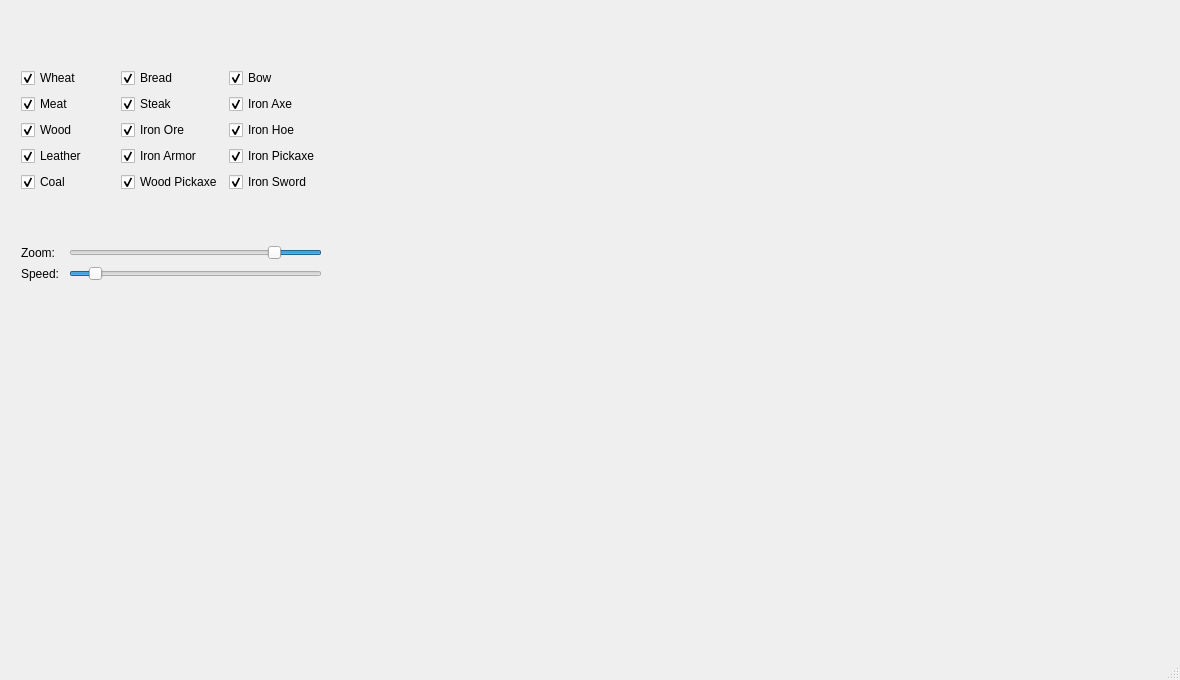
Old version of the form EconomicEngineDebugGUI/EconomicEngineDebugGUI.ui in the repository ZeCroque/EconomicEngine.
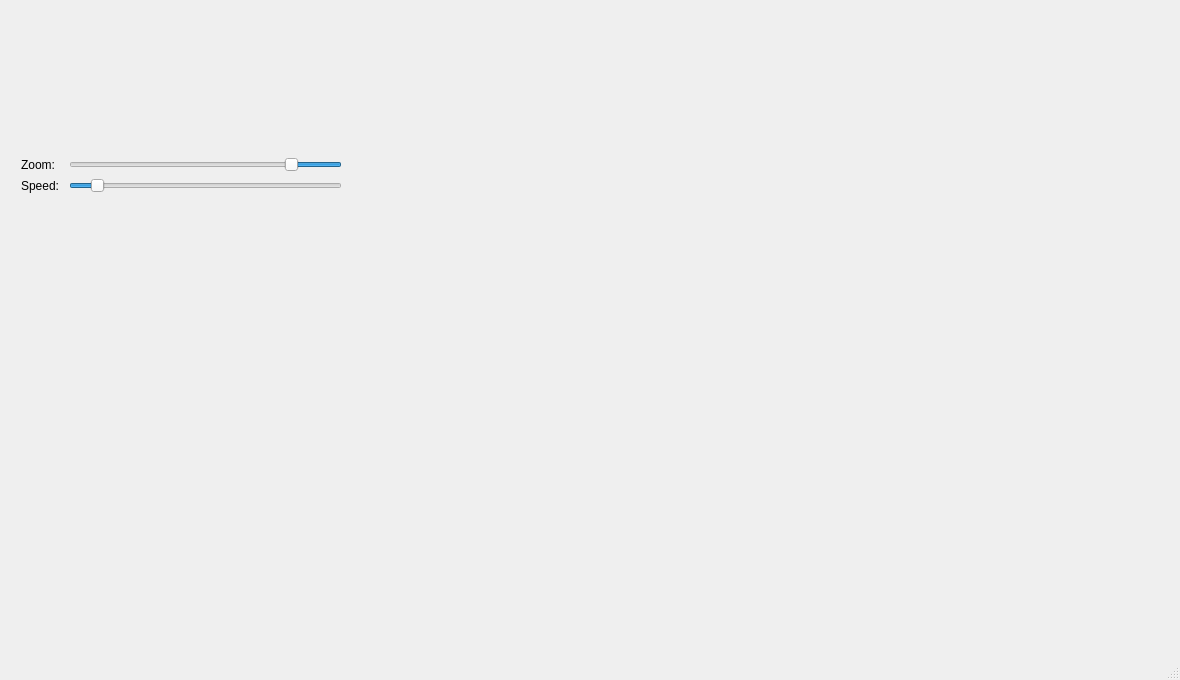
New version of the form. Custom widgets are drawn as their Qt base class.

```diff
--- a/EconomicEngineDebugGUI/EconomicEngineDebugGUI.ui
+++ b/EconomicEngineDebugGUI/EconomicEngineDebugGUI.ui
@@ -37,7 +37,7 @@
      <rect>
       <x>10</x>
       <y>10</y>
-      <width>1159</width>
+      <width>1179</width>
       <height>341</height>
      </rect>
     </property>
@@ -45,218 +45,7 @@
      <item>
       <layout class="QVBoxLayout" name="layGraphParam">
        <item>
-        <layout class="QHBoxLayout" name="layGraphChBx">
-         <item>
-          <layout class="QVBoxLayout" name="LayOne">
-           <item>
-            <widget class="GraphManager" name="chBxGraphWheat">
-             <property name="cursor">
-              <cursorShape>PointingHandCursor</cursorShape>
-             </property>
-             <property name="text">
-              <string>Wheat</string>
-             </property>
-             <property name="checked">
-              <bool>true</bool>
-             </property>
-             <property name="graphIndex" stdset="0">
-              <number>0</number>
-             </property>
-            </widget>
-           </item>
-           <item>
-            <widget class="GraphManager" name="chBxGraphMeat">
-             <property name="cursor">
-              <cursorShape>PointingHandCursor</cursorShape>
-             </property>
-             <property name="text">
-              <string>Meat</string>
-             </property>
-             <property name="checked">
-              <bool>true</bool>
-             </property>
-            </widget>
-           </item>
-           <item>
-            <widget class="GraphManager" name="chBxGraphWood">
-             <property name="cursor">
-              <cursorShape>PointingHandCursor</cursorShape>
-             </property>
-             <property name="text">
-              <string>Wood</string>
-             </property>
-             <property name="checked">
-              <bool>true</bool>
-             </property>
-            </widget>
-           </item>
-           <item>
-            <widget class="GraphManager" name="chBxGraphLeather">
-             <property name="cursor">
-              <cursorShape>PointingHandCursor</cursorShape>
-             </property>
-             <property name="text">
-              <string>Leather</string>
-             </property>
-             <property name="checked">
-              <bool>true</bool>
-             </property>
-            </widget>
-           </item>
-           <item>
-            <widget class="GraphManager" name="chBxGraphCoal">
-             <property name="cursor">
-              <cursorShape>PointingHandCursor</cursorShape>
-             </property>
-             <property name="text">
-              <string>Coal</string>
-             </property>
-             <property name="checked">
-              <bool>true</bool>
-             </property>
-            </widget>
-           </item>
-          </layout>
-         </item>
-         <item>
-          <layout class="QVBoxLayout" name="LayTwo">
-           <item>
-            <widget class="GraphManager" name="chBxGraphBread">
-             <property name="cursor">
-              <cursorShape>PointingHandCursor</cursorShape>
-             </property>
-             <property name="text">
-              <string>Bread</string>
-             </property>
-             <property name="checked">
-              <bool>true</bool>
-             </property>
-            </widget>
-           </item>
-           <item>
-            <widget class="GraphManager" name="chBxGraphSteak">
-             <property name="cursor">
-              <cursorShape>PointingHandCursor</cursorShape>
-             </property>
-             <property name="text">
-              <string>Steak</string>
-             </property>
-             <property name="checked">
-              <bool>true</bool>
-             </property>
-            </widget>
-           </item>
-           <item>
-            <widget class="GraphManager" name="chBxGraphIronOre">
-             <property name="cursor">
-              <cursorShape>PointingHandCursor</cursorShape>
-             </property>
-             <property name="text">
-              <string>Iron Ore</string>
-             </property>
-             <property name="checked">
-              <bool>true</bool>
-             </property>
-            </widget>
-           </item>
-           <item>
-            <widget class="GraphManager" name="chBxGraphIronArmor">
-             <property name="cursor">
-              <cursorShape>PointingHandCursor</cursorShape>
-             </property>
-             <property name="text">
-              <string>Iron Armor</string>
-             </property>
-             <property name="checked">
-              <bool>true</bool>
-             </property>
-            </widget>
-           </item>
-           <item>
-            <widget class="GraphManager" name="chBxGraphWoodPickaxe">
-             <property name="cursor">
-              <cursorShape>PointingHandCursor</cursorShape>
-             </property>
-             <property name="text">
-              <string>Wood Pickaxe</string>
-             </property>
-             <property name="checked">
-              <bool>true</bool>
-             </property>
-            </widget>
-           </item>
-          </layout>
-         </item>
-         <item>
-          <layout class="QVBoxLayout" name="LayThree">
-           <item>
-            <widget class="GraphManager" name="chBxGraphBow">
-             <property name="cursor">
-              <cursorShape>PointingHandCursor</cursorShape>
-             </property>
-             <property name="text">
-              <string>Bow</string>
-             </property>
-             <property name="checked">
-              <bool>true</bool>
-             </property>
-            </widget>
-           </item>
-           <item>
-            <widget class="GraphManager" name="chBxGraphIronAxe">
-             <property name="cursor">
-              <cursorShape>PointingHandCursor</cursorShape>
-             </property>
-             <property name="text">
-              <string>Iron Axe</string>
-             </property>
-             <property name="checked">
-              <bool>true</bool>
-             </property>
-            </widget>
-           </item>
-           <item>
-            <widget class="GraphManager" name="chBxGraphIronHoe">
-             <property name="cursor">
-              <cursorShape>PointingHandCursor</cursorShape>
-             </property>
-             <property name="text">
-              <string>Iron Hoe</string>
-             </property>
-             <property name="checked">
-              <bool>true</bool>
-             </property>
-            </widget>
-           </item>
-           <item>
-            <widget class="GraphManager" name="chBxGraphIronPickaxe">
-             <property name="cursor">
-              <cursorShape>PointingHandCursor</cursorShape>
-             </property>
-             <property name="text">
-              <string>Iron Pickaxe</string>
-             </property>
-             <property name="checked">
-              <bool>true</bool>
-             </property>
-            </widget>
-           </item>
-           <item>
-            <widget class="GraphManager" name="chBxGraphIronSword">
-             <property name="cursor">
-              <cursorShape>PointingHandCursor</cursorShape>
-             </property>
-             <property name="text">
-              <string>Iron Sword</string>
-             </property>
-             <property name="checked">
-              <bool>true</bool>
-             </property>
-            </widget>
-           </item>
-          </layout>
-         </item>
-        </layout>
+        <layout class="QGridLayout" name="layChBx"/>
        </item>
        <item>
         <layout class="QGridLayout" name="LaySliders">
@@ -335,7 +124,7 @@
           <enum>Qt::Vertical</enum>
          </property>
          <property name="sizeType">
-          <enum>QSizePolicy::Minimum</enum>
+          <enum>QSizePolicy::Preferred</enum>
          </property>
          <property name="sizeHint" stdset="0">
           <size>
@@ -380,11 +169,6 @@
    <header>qcustomplot.h</header>
    <container>1</container>
   </customwidget>
-  <customwidget>
-   <class>GraphManager</class>
-   <extends>QCheckBox</extends>
-   <header location="global">GraphManager.h</header>
-  </customwidget>
  </customwidgets>
  <resources>
   <include location="EconomicEngineDebugGUI.qrc"/>
```
Left out of the diff: 14 changed lines with no effect on the pictures.
